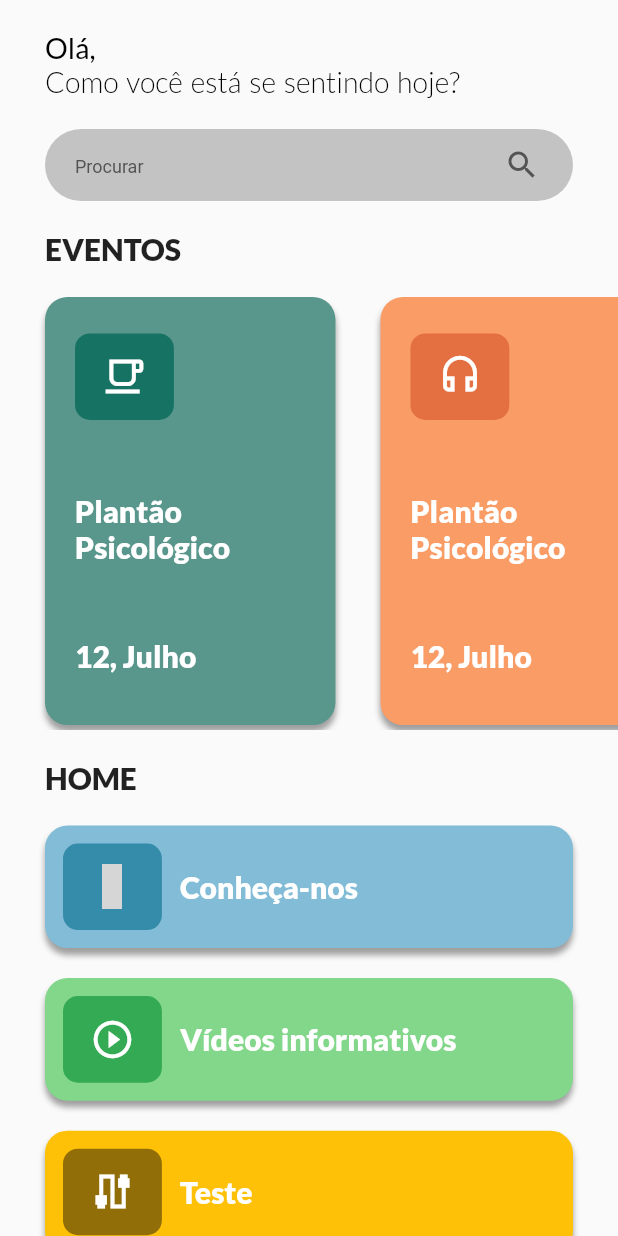
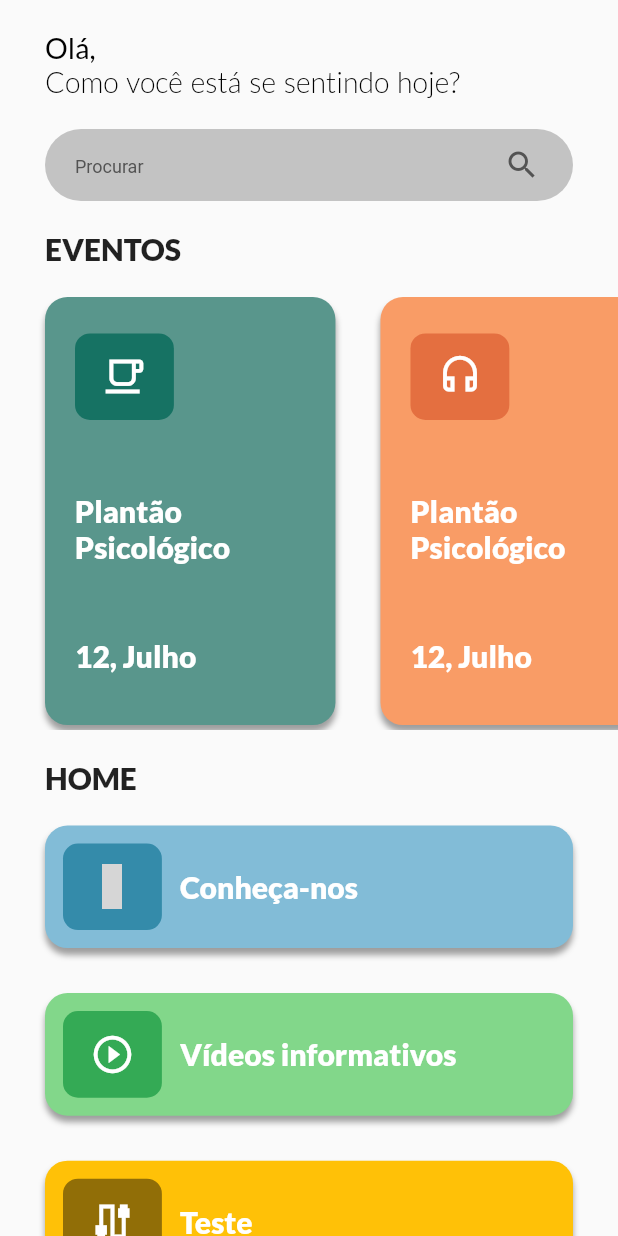
Before and after one commit to jpbrites/Nuceu-App, a Flutter app: the screen it shows after launch, on a phone screen of 412 x 824 dp. Run offline on Flutter 3.47's test engine with Material 2 defaults, Android fonts, the phone set to English and light mode, and no system bars; our stand-ins replace fluttericon, google_fonts; grey boxes are pictures that could not be loaded.

Commit message:
Tela inicial criada. part2

```diff
--- a/lib/view/widgets/home_bottom_card.dart
+++ b/lib/view/widgets/home_bottom_card.dart
@@ -21,7 +21,7 @@ class HomeBottomCard extends StatelessWidget {
     return GestureDetector(
       onTap: () {},
       child: Padding(
-        padding: const EdgeInsets.only(left: 30, right: 30, bottom: 20),
+        padding: const EdgeInsets.only(left: 30, right: 30, bottom: 30),
         child: Container(
           width: MediaQuery.of(context).size.width,
           decoration: BoxDecoration(
```
